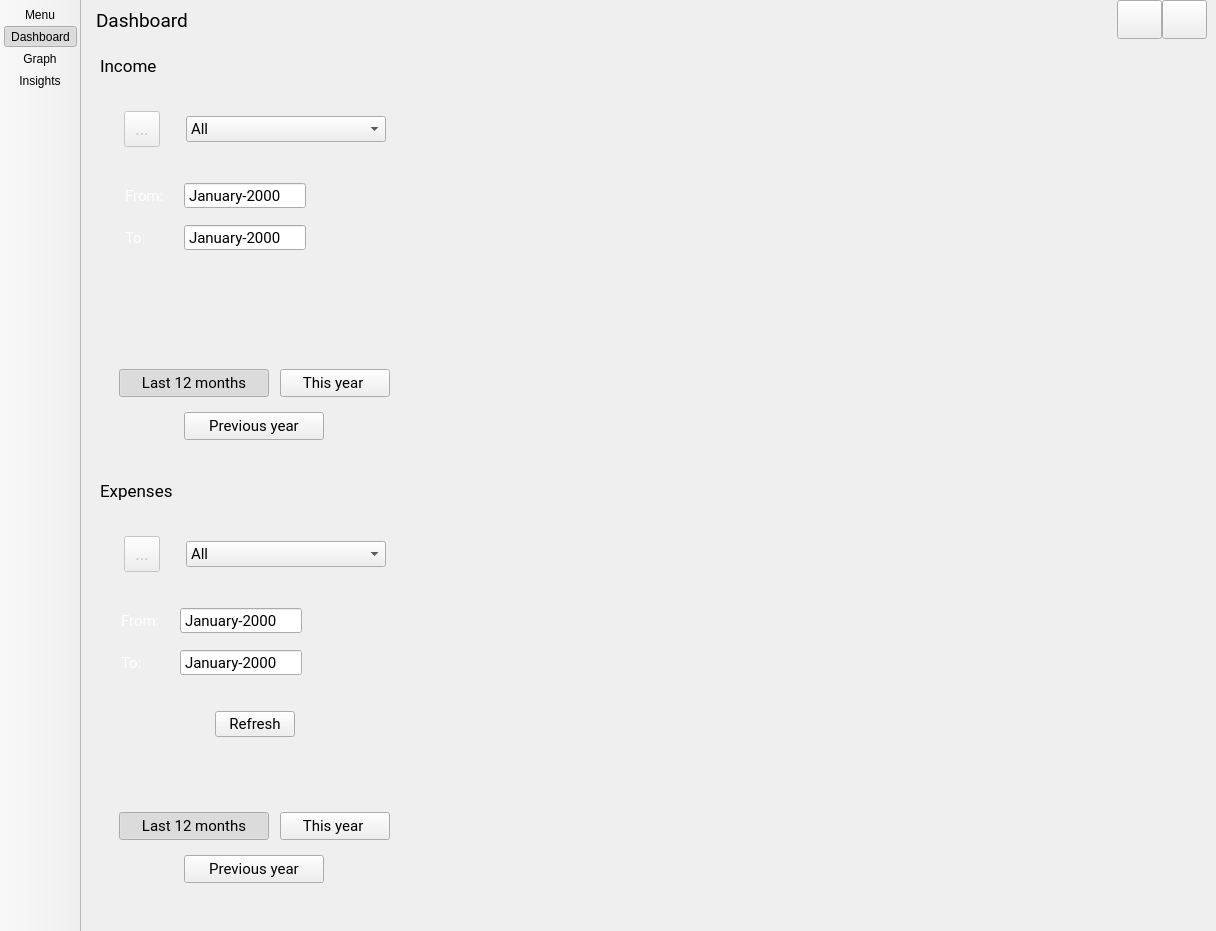
Above: view/skeletons/MainWindow.ui from opierre/Budgetter before the change. Below: the same form after it.
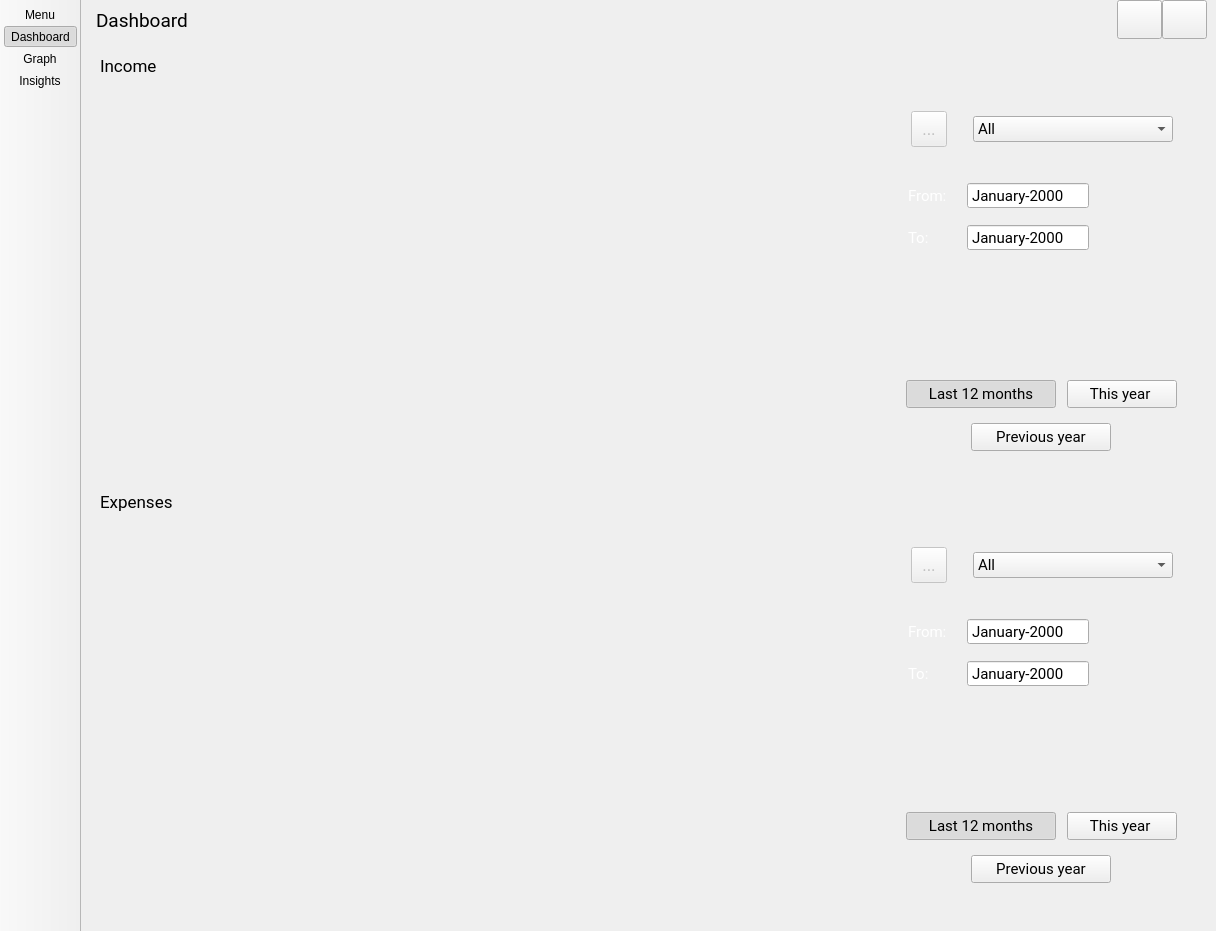
That is the form after the change. Icons and pictures are not drawn. Custom widgets are drawn as their Qt base class.

Commit message: Move date selection from left to right

```diff
--- a/view/skeletons/MainWindow.ui
+++ b/view/skeletons/MainWindow.ui
@@ -1543,7 +1543,10 @@
           </property>
           <widget class="QWidget" name="dockWidgetContents_23">
            <layout class="QGridLayout" name="gridLayout_43">
-            <item row="0" column="0">
+            <item row="0" column="1">
+             <widget class="QWidget" name="widget_expenses_graph" native="true"/>
+            </item>
+            <item row="0" column="2">
              <widget class="QWidget" name="widget_expenses" native="true">
               <property name="sizePolicy">
                <sizepolicy hsizetype="Minimum" vsizetype="Preferred">
@@ -1686,31 +1689,27 @@
                   </layout>
                  </item>
                  <item>
-                  <layout class="QHBoxLayout" name="horizontalLayout_8">
-                   <property name="spacing">
-                    <number>20</number>
-                   </property>
+                  <layout class="QGridLayout" name="gridLayout_10">
                    <property name="leftMargin">
                     <number>7</number>
                    </property>
-                   <item>
-                    <widget class="QLabel" name="label_from_income_2">
-                     <property name="font">
-                      <font>
-                       <family>Roboto</family>
-                       <pointsize>11</pointsize>
-                      </font>
-                     </property>
-                     <property name="styleSheet">
-                      <string notr="true">color: white;</string>
-                     </property>
-                     <property name="text">
-                      <string>From:</string>
-                     </property>
-                    </widget>
-                   </item>
-                   <item>
+                   <property name="rightMargin">
+                    <number>10</number>
+                   </property>
+                   <property name="horizontalSpacing">
+                    <number>20</number>
+                   </property>
+                   <property name="verticalSpacing">
+                    <number>15</number>
+                   </property>
+                   <item row="0" column="1">
                     <widget class="QDateEdit" name="dateEdit_expenses_from">
+                     <property name="maximumSize">
+                      <size>
+                       <width>125</width>
+                       <height>16777215</height>
+                      </size>
+                     </property>
                      <property name="font">
                       <font>
                        <family>Roboto</family>
@@ -1731,31 +1730,8 @@
                      </property>
                     </widget>
                    </item>
-                   <item>
-                    <spacer name="horizontalSpacer_12">
-                     <property name="orientation">
-                      <enum>Qt::Horizontal</enum>
-                     </property>
-                     <property name="sizeHint" stdset="0">
-                      <size>
-                       <width>40</width>
-                       <height>20</height>
-                      </size>
-                     </property>
-                    </spacer>
-                   </item>
-                  </layout>
-                 </item>
-                 <item>
-                  <layout class="QHBoxLayout" name="horizontalLayout_9">
-                   <property name="spacing">
-                    <number>38</number>
-                   </property>
-                   <property name="leftMargin">
-                    <number>7</number>
-                   </property>
-                   <item>
-                    <widget class="QLabel" name="label_3">
+                   <item row="0" column="0">
+                    <widget class="QLabel" name="label_from_income_2">
                      <property name="font">
                       <font>
                        <family>Roboto</family>
@@ -1766,12 +1742,18 @@
                       <string notr="true">color: white;</string>
                      </property>
                      <property name="text">
-                      <string>To:</string>
+                      <string>From:</string>
                      </property>
                     </widget>
                    </item>
-                   <item>
+                   <item row="1" column="1">
                     <widget class="QDateEdit" name="dateEdit_expenses_to">
+                     <property name="maximumSize">
+                      <size>
+                       <width>125</width>
+                       <height>16777215</height>
+                      </size>
+                     </property>
                      <property name="font">
                       <font>
                        <family>Roboto</family>
@@ -1792,67 +1774,40 @@
                      </property>
                     </widget>
                    </item>
-                   <item>
-                    <spacer name="horizontalSpacer_13">
-                     <property name="orientation">
-                      <enum>Qt::Horizontal</enum>
-                     </property>
-                     <property name="sizeHint" stdset="0">
+                   <item row="0" column="2" rowspan="2">
+                    <widget class="QWidget" name="refresh_expenses" native="true">
+                     <property name="minimumSize">
                       <size>
-                       <width>40</width>
-                       <height>20</height>
+                       <width>48</width>
+                       <height>48</height>
                       </size>
                      </property>
-                    </spacer>
-                   </item>
-                  </layout>
-                 </item>
-                 <item>
-                  <layout class="QHBoxLayout" name="horizontalLayout_10">
-                   <property name="topMargin">
-                    <number>20</number>
-                   </property>
-                   <item>
-                    <spacer name="horizontalSpacer_14">
-                     <property name="orientation">
-                      <enum>Qt::Horizontal</enum>
-                     </property>
-                     <property name="sizeHint" stdset="0">
+                     <property name="maximumSize">
                       <size>
-                       <width>40</width>
-                       <height>20</height>
+                       <width>48</width>
+                       <height>48</height>
                       </size>
                      </property>
-                    </spacer>
+                    </widget>
                    </item>
-                   <item>
-                    <widget class="QPushButton" name="refresh_expenses">
+                   <item row="1" column="0">
+                    <widget class="QLabel" name="label_3">
                      <property name="font">
                       <font>
                        <family>Roboto</family>
                        <pointsize>11</pointsize>
                       </font>
                      </property>
-                     <property name="cursor">
-                      <cursorShape>PointingHandCursor</cursorShape>
+                     <property name="styleSheet">
+                      <string notr="true">color: white;</string>
                      </property>
                      <property name="text">
-                      <string> Refresh </string>
-                     </property>
-                     <property name="icon">
-                      <iconset resource="../resources/resources.qrc">
-                       <normaloff>:/images/images/refresh_white_18dp.svg</normaloff>:/images/images/refresh_white_18dp.svg</iconset>
-                     </property>
-                     <property name="iconSize">
-                      <size>
-                       <width>18</width>
-                       <height>18</height>
-                      </size>
+                      <string>To:</string>
                      </property>
                     </widget>
                    </item>
-                   <item>
-                    <spacer name="horizontalSpacer_15">
+                   <item row="0" column="3" rowspan="2">
+                    <spacer name="horizontalSpacer_3">
                      <property name="orientation">
                       <enum>Qt::Horizontal</enum>
                      </property>
@@ -2074,7 +2029,10 @@
             <property name="bottomMargin">
              <number>6</number>
             </property>
-            <item row="0" column="0" rowspan="4">
+            <item row="0" column="1" rowspan="4">
+             <widget class="QWidget" name="widget_income_graph" native="true"/>
+            </item>
+            <item row="0" column="2" rowspan="4">
              <widget class="QWidget" name="widget_income" native="true">
               <property name="sizePolicy">
                <sizepolicy hsizetype="Minimum" vsizetype="Preferred">
@@ -2219,26 +2177,62 @@
                  <item>
                   <layout class="QGridLayout" name="gridLayout_8">
                    <property name="leftMargin">
-                    <number>4</number>
+                    <number>7</number>
                    </property>
                    <property name="rightMargin">
                     <number>10</number>
                    </property>
                    <property name="horizontalSpacing">
-                    <number>10</number>
+                    <number>20</number>
                    </property>
                    <property name="verticalSpacing">
                     <number>15</number>
                    </property>
-                   <item row="1" column="0">
-                    <layout class="QHBoxLayout" name="horizontalLayout_4">
-                     <property name="spacing">
-                      <number>20</number>
+                   <item row="0" column="0">
+                    <widget class="QLabel" name="label_from_income">
+                     <property name="font">
+                      <font>
+                       <family>Roboto</family>
+                       <pointsize>11</pointsize>
+                      </font>
                      </property>
-                     <property name="leftMargin">
-                      <number>7</number>
+                     <property name="styleSheet">
+                      <string notr="true">color: white;</string>
                      </property>
-                     <item>
+                     <property name="text">
+                      <string>From:</string>
+                     </property>
+                    </widget>
+                   </item>
+                   <item row="0" column="1">
+                    <widget class="QDateEdit" name="dateEdit_income_from">
+                     <property name="maximumSize">
+                      <size>
+                       <width>125</width>
+                       <height>16777215</height>
+                      </size>
+                     </property>
+                     <property name="font">
+                      <font>
+                       <family>Roboto</family>
+                       <pointsize>11</pointsize>
+                      </font>
+                     </property>
+                     <property name="frame">
+                      <bool>true</bool>
+                     </property>
+                     <property name="buttonSymbols">
+                      <enum>QAbstractSpinBox::NoButtons</enum>
+                     </property>
+                     <property name="displayFormat">
+                      <string>MMMM-yyyy</string>
+                     </property>
+                     <property name="calendarPopup">
+                      <bool>false</bool>
+                     </property>
+                    </widget>
+                   </item>
+                   <item row="1" column="0" rowspan="2">
                       <widget class="QLabel" name="label_2">
                        <property name="minimumSize">
                         <size>
@@ -2260,8 +2254,14 @@
                        </property>
                       </widget>
                      </item>
-                     <item>
+                   <item row="1" column="1" rowspan="2">
                       <widget class="QDateEdit" name="dateEdit_income_to">
+                     <property name="maximumSize">
+                      <size>
+                       <width>125</width>
+                       <height>16777215</height>
+                      </size>
+                     </property>
                        <property name="font">
                         <font>
                          <family>Roboto</family>
@@ -2282,112 +2282,49 @@
                        </property>
                       </widget>
                      </item>
-                     <item>
-                      <spacer name="horizontalSpacer_3">
-                       <property name="orientation">
-                        <enum>Qt::Horizontal</enum>
-                       </property>
-                       <property name="sizeHint" stdset="0">
-                        <size>
-                         <width>40</width>
-                         <height>20</height>
-                        </size>
-                       </property>
-                      </spacer>
-                     </item>
-                    </layout>
-                   </item>
-                   <item row="0" column="0">
-                    <layout class="QHBoxLayout" name="horizontalLayout_3">
-                     <property name="spacing">
-                      <number>20</number>
-                     </property>
-                     <property name="leftMargin">
-                      <number>7</number>
-                     </property>
-                     <item>
-                      <widget class="QLabel" name="label_from_income">
-                       <property name="font">
-                        <font>
-                         <family>Roboto</family>
-                         <pointsize>11</pointsize>
-                        </font>
-                       </property>
-                       <property name="styleSheet">
-                        <string notr="true">color: white;</string>
-                       </property>
-                       <property name="text">
-                        <string>From:</string>
-                       </property>
-                      </widget>
-                     </item>
-                     <item>
-                      <widget class="QDateEdit" name="dateEdit_income_from">
-                       <property name="font">
-                        <font>
-                         <family>Roboto</family>
-                         <pointsize>11</pointsize>
-                        </font>
-                       </property>
-                       <property name="frame">
-                        <bool>true</bool>
-                       </property>
-                       <property name="buttonSymbols">
-                        <enum>QAbstractSpinBox::NoButtons</enum>
-                       </property>
-                       <property name="displayFormat">
-                        <string>MMMM-yyyy</string>
-                       </property>
-                       <property name="calendarPopup">
-                        <bool>false</bool>
-                       </property>
-                      </widget>
-                     </item>
-                     <item>
-                      <spacer name="horizontalSpacer_2">
-                       <property name="orientation">
-                        <enum>Qt::Horizontal</enum>
-                       </property>
-                       <property name="sizeHint" stdset="0">
-                        <size>
-                         <width>40</width>
-                         <height>20</height>
-                        </size>
-                       </property>
-                      </spacer>
-                     </item>
-                    </layout>
-                   </item>
-                   <item row="0" column="1" rowspan="2">
+                   <item row="0" column="2" rowspan="3">
                     <widget class="QWidget" name="refresh_income" native="true">
                      <property name="minimumSize">
                       <size>
-                       <width>58</width>
-                       <height>58</height>
+                       <width>48</width>
+                       <height>48</height>
                       </size>
                      </property>
                      <property name="maximumSize">
                       <size>
-                       <width>58</width>
-                       <height>58</height>
+                       <width>48</width>
+                       <height>48</height>
                       </size>
                      </property>
                      <layout class="QVBoxLayout" name="verticalLayout_5">
                       <property name="leftMargin">
-                       <number>0</number>
+                       <number>6</number>
                       </property>
                       <property name="topMargin">
-                       <number>0</number>
+                       <number>6</number>
                       </property>
                       <property name="rightMargin">
-                       <number>0</number>
+                       <number>6</number>
                       </property>
                       <property name="bottomMargin">
-                       <number>0</number>
+                       <number>6</number>
                       </property>
                      </layout>
                     </widget>
                    </item>
+                   <item row="0" column="3" rowspan="3">
+                    <spacer name="horizontalSpacer_2">
+                     <property name="orientation">
+                      <enum>Qt::Horizontal</enum>
+                     </property>
+                     <property name="sizeHint" stdset="0">
+                      <size>
+                       <width>40</width>
+                       <height>20</height>
+                      </size>
+                     </property>
+                    </spacer>
+                   </item>
                   </layout>
                  </item>
                  <item>
```
Left out of the diff: 9 changed lines with no effect on the pictures. Lines whose indentation alone changed are shown as unchanged. The commit also changes 1 other file.
